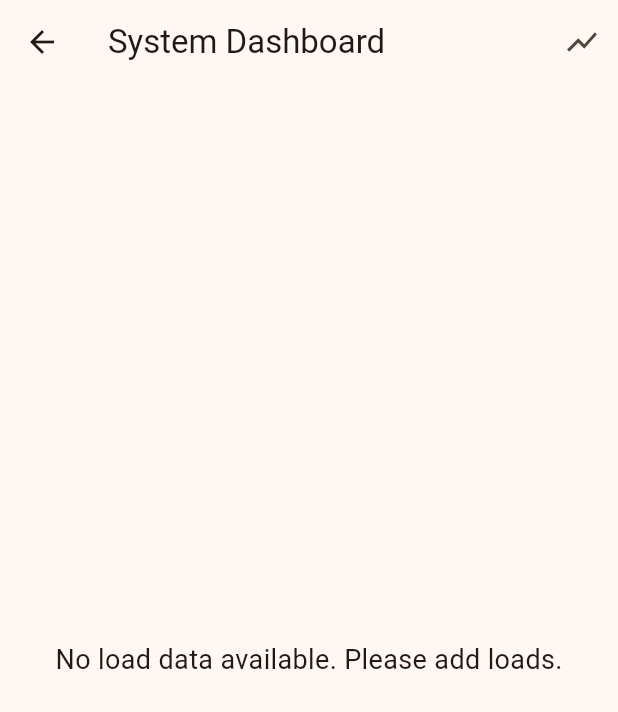
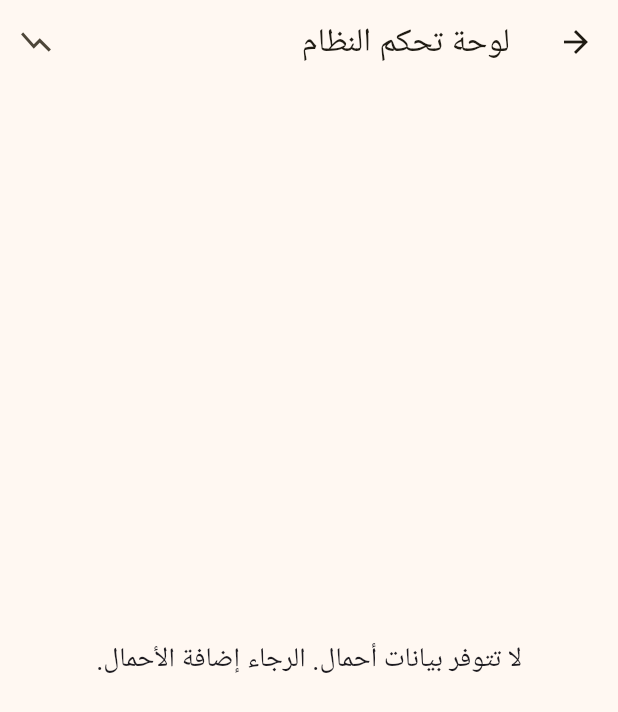
Before and after one commit to techtouchAI/SUN-, a Flutter app: the screen it shows after launch, after a tap on the "analytics" icon, on a phone screen of 412 x 824 dp. Shown: the top 712 px of the screen. Run offline on Flutter 3.47's test engine with Material 3 defaults, Android fonts, the phone set to English and light mode, and no system bars; our stand-ins replace fl_chart, flutter_riverpod, google_fonts; Roboto replaces fonts that are missing (Amiri).

```diff
--- /dev/null
+++ b/lib/logic/app_strings.dart
@@ -0,0 +1,36 @@
+class AppStrings {
+  static const String appTitle = 'حاسبة الطاقة الشمسية';
+
+  // Load Input Screen
+  static const String addElectricalLoads = 'إضافة الأحمال الكهربائية';
+  static const String deviceName = 'اسم الجهاز';
+  static const String pleaseEnterName = 'الرجاء إدخال اسم الجهاز';
+  static const String powerCapacity = 'القدرة/الاستهلاك';
+  static const String enterValue = 'أدخل القيمة';
+  static const String dailyUsageHours = 'الاستهلاك اليومي (ساعات)';
+  static const String enterHours = 'أدخل الساعات';
+  static const String isInverterAC = 'هل المكيف إنفرتر؟';
+  static const String addLoadButton = 'إضافة الحمل';
+  static const String noLoadsAddedYet = 'لم تتم إضافة أي أحمال بعد.';
+  static const String hrsDay = 'ساعات/يوم';
+
+  // Dashboard Screen
+  static const String systemDashboard = 'لوحة تحكم النظام';
+  static const String noLoadDataAvailable = 'لا تتوفر بيانات أحمال. الرجاء إضافة الأحمال.';
+  static const String totalConsumption = 'الاستهلاك الإجمالي';
+  static const String requiredInverter = 'الإنفرتر المطلوب';
+  static const String batteryBank = 'بنك البطاريات';
+  static const String solarPanels = 'الألواح الشمسية';
+  static const String panelsUnit = 'ألواح';
+
+  // Chart Screen
+  static const String dailyProductionCurve = 'منحنى الإنتاج اليومي';
+  static const String noSolarProductionData = 'لا توجد بيانات للإنتاج الشمسي. أضف أحمالاً أولاً.';
+  static const String estimatedSolarProductionVsTime = 'الإنتاج الشمسي المقدر عبر الزمن';
+  static const String yAxisPowerWatts = 'المحور الصادي: القدرة (واط)';
+  static const String dawn = 'الفجر';
+  static const String morning = 'الصباح';
+  static const String noon = 'الظهيرة';
+  static const String afternoon = 'العصر';
+  static const String evening = 'المساء';
+}
--- a/lib/main.dart
+++ b/lib/main.dart
@@ -1,5 +1,8 @@
 import 'package:flutter/material.dart';
+import 'package:flutter_localizations/flutter_localizations.dart';
+import 'package:google_fonts/google_fonts.dart';
 import 'package:flutter_riverpod/flutter_riverpod.dart';
+import 'logic/app_strings.dart';
 import 'screens/load_input_screen.dart';
 
 void main() {
@@ -17,10 +20,22 @@ class MyApp extends StatelessWidget {
   @override
   Widget build(BuildContext context) {
     return MaterialApp(
-      title: 'Solar Calculator',
+      title: AppStrings.appTitle,
+      locale: const Locale('ar', 'AE'),
+      supportedLocales: const [
+        Locale('ar', 'AE'),
+      ],
+      localizationsDelegates: const [
+        GlobalMaterialLocalizations.delegate,
+        GlobalWidgetsLocalizations.delegate,
+        GlobalCupertinoLocalizations.delegate,
+      ],
       theme: ThemeData(
         colorScheme: ColorScheme.fromSeed(seedColor: Colors.amber),
         useMaterial3: true,
+        textTheme: GoogleFonts.amiriTextTheme(
+          Theme.of(context).textTheme,
+        ),
       ),
       home: const LoadInputScreen(),
     );
--- a/lib/screens/chart_screen.dart
+++ b/lib/screens/chart_screen.dart
@@ -2,6 +2,7 @@ import 'package:flutter/material.dart';
 import 'package:fl_chart/fl_chart.dart';
 import 'package:flutter_riverpod/flutter_riverpod.dart';
 import '../logic/providers.dart';
+import '../logic/app_strings.dart';
 
 class ChartScreen extends ConsumerWidget {
   const ChartScreen({super.key});
@@ -12,20 +13,26 @@ class ChartScreen extends ConsumerWidget {
     final curve = result.dailyProductionCurve;
 
     // Time labels: Dawn, Morning, Noon, Afternoon, Evening
-    final timeLabels = ['Dawn', 'Morning', 'Noon', 'Afternoon', 'Evening'];
+    final timeLabels = [
+      AppStrings.dawn,
+      AppStrings.morning,
+      AppStrings.noon,
+      AppStrings.afternoon,
+      AppStrings.evening
+    ];
 
     return Scaffold(
       appBar: AppBar(
-        title: const Text('Daily Production Curve'),
+        title: const Text(AppStrings.dailyProductionCurve),
       ),
       body: result.requiredPanels == 0
-          ? const Center(child: Text('No solar production data. Add loads first.'))
+          ? const Center(child: Text(AppStrings.noSolarProductionData))
           : Padding(
               padding: const EdgeInsets.all(16.0),
               child: Column(
                 children: [
                   const Text(
-                    'Estimated Solar Production vs Time',
+                    AppStrings.estimatedSolarProductionVsTime,
                     style: TextStyle(fontSize: 18, fontWeight: FontWeight.bold),
                   ),
                   const SizedBox(height: 24),
@@ -87,7 +94,7 @@ class ChartScreen extends ConsumerWidget {
                   ),
                   const SizedBox(height: 16),
                   const Text(
-                    'Y-Axis: Power (Watts)',
+                    AppStrings.yAxisPowerWatts,
                     style: TextStyle(fontStyle: FontStyle.italic),
                   ),
                 ],
--- a/lib/screens/dashboard_screen.dart
+++ b/lib/screens/dashboard_screen.dart
@@ -1,6 +1,7 @@
 import 'package:flutter/material.dart';
 import 'package:flutter_riverpod/flutter_riverpod.dart';
 import '../logic/providers.dart';
+import '../logic/app_strings.dart';
 import 'chart_screen.dart';
 
 class DashboardScreen extends ConsumerWidget {
@@ -12,7 +13,7 @@ class DashboardScreen extends ConsumerWidget {
 
     return Scaffold(
       appBar: AppBar(
-        title: const Text('System Dashboard'),
+        title: const Text(AppStrings.systemDashboard),
         actions: [
           IconButton(
             icon: const Icon(Icons.show_chart),
@@ -28,7 +29,7 @@ class DashboardScreen extends ConsumerWidget {
       body: result.totalDailyConsumptionWh == 0
           ? const Center(
               child: Text(
-                'No load data available. Please add loads.',
+                AppStrings.noLoadDataAvailable,
                 style: TextStyle(fontSize: 18),
               ),
             )
@@ -40,27 +41,26 @@ class DashboardScreen extends ConsumerWidget {
                 mainAxisSpacing: 16.0,
                 children: [
                   _buildResultCard(
-                    title: 'Total Consumption',
+                    title: AppStrings.totalConsumption,
                     value: '${(result.totalDailyConsumptionWh / 1000).toStringAsFixed(2)} kWh',
                     icon: Icons.electrical_services,
                     color: Colors.blue,
                   ),
                   _buildResultCard(
-                    title: 'Required Inverter',
+                    title: AppStrings.requiredInverter,
                     value: '${(result.requiredInverterCapacityW / 1000).toStringAsFixed(2)} kW',
                     icon: Icons.power,
                     color: Colors.orange,
                   ),
                   _buildResultCard(
-                    title: 'Battery Bank',
+                    title: AppStrings.batteryBank,
                     value: '${result.requiredBatteryCapacityAh.toStringAsFixed(0)} Ah',
                     icon: Icons.battery_charging_full,
                     color: Colors.green,
                   ),
                   _buildResultCard(
-                    title: 'Solar Panels',
-                    value: '${result.requiredPanels} Panels',
-                    subtitle: '(Assuming 550W each)',
+                    title: AppStrings.solarPanels,
+                    value: '${result.requiredPanels} ${AppStrings.panelsUnit}',
                     icon: Icons.solar_power,
                     color: Colors.amber,
                   ),
--- a/lib/screens/load_input_screen.dart
+++ b/lib/screens/load_input_screen.dart
@@ -2,6 +2,7 @@ import 'package:flutter/material.dart';
 import 'package:flutter_riverpod/flutter_riverpod.dart';
 import '../logic/providers.dart';
 import '../models/load_model.dart';
+import '../logic/app_strings.dart';
 import 'dashboard_screen.dart';
 
 class LoadInputScreen extends ConsumerStatefulWidget {
@@ -59,7 +60,7 @@ class _LoadInputScreenState extends ConsumerState<LoadInputScreen> {
 
     return Scaffold(
       appBar: AppBar(
-        title: const Text('Add Electrical Loads'),
+        title: const Text(AppStrings.addElectricalLoads),
         actions: [
           IconButton(
             icon: const Icon(Icons.analytics),
@@ -87,8 +88,8 @@ class _LoadInputScreenState extends ConsumerState<LoadInputScreen> {
                     children: [
                       TextFormField(
                         controller: _nameController,
-                        decoration: const InputDecoration(labelText: 'Device Name'),
-                        validator: (value) => value!.isEmpty ? 'Please enter a name' : null,
+                        decoration: const InputDecoration(labelText: AppStrings.deviceName),
+                        validator: (value) => value!.isEmpty ? AppStrings.pleaseEnterName : null,
                       ),
                       Row(
                         children: [
@@ -96,9 +97,9 @@ class _LoadInputScreenState extends ConsumerState<LoadInputScreen> {
                             flex: 2,
                             child: TextFormField(
                               controller: _powerValueController,
-                              decoration: const InputDecoration(labelText: 'Power/Capacity'),
+                              decoration: const InputDecoration(labelText: AppStrings.powerCapacity),
                               keyboardType: TextInputType.number,
-                              validator: (value) => value!.isEmpty ? 'Enter value' : null,
+                              validator: (value) => value!.isEmpty ? AppStrings.enterValue : null,
                             ),
                           ),
                           const SizedBox(width: 16),
@@ -123,12 +124,12 @@ class _LoadInputScreenState extends ConsumerState<LoadInputScreen> {
                       ),
                       TextFormField(
                         controller: _dailyHoursController,
-                        decoration: const InputDecoration(labelText: 'Daily Usage (Hours)'),
+                        decoration: const InputDecoration(labelText: AppStrings.dailyUsageHours),
                         keyboardType: TextInputType.number,
-                        validator: (value) => value!.isEmpty ? 'Enter hours' : null,
+                        validator: (value) => value!.isEmpty ? AppStrings.enterHours : null,
                       ),
                       SwitchListTile(
-                        title: const Text('Is Inverter AC?'),
+                        title: const Text(AppStrings.isInverterAC),
                         value: _isInverter,
                         onChanged: _selectedUnit == PowerUnit.ton
                           ? (value) => setState(() => _isInverter = value)
@@ -137,7 +138,7 @@ class _LoadInputScreenState extends ConsumerState<LoadInputScreen> {
                       const SizedBox(height: 16),
                       ElevatedButton(
                         onPressed: _addLoad,
-                        child: const Text('Add Load'),
+                        child: const Text(AppStrings.addLoadButton),
                       ),
                     ],
                   ),
@@ -148,14 +149,13 @@ class _LoadInputScreenState extends ConsumerState<LoadInputScreen> {
           const Divider(),
           Expanded(
             child: loads.isEmpty
-                ? const Center(child: Text('No loads added yet.'))
+                ? const Center(child: Text(AppStrings.noLoadsAddedYet))
                 : ListView.builder(
                     itemCount: loads.length,
                     itemBuilder: (context, index) {
                       final load = loads[index];
                       return ListTile(
                         title: Text(load.name),
-                        subtitle: Text('${load.powerValue} ${load.unit.name} - ${load.dailyUsageHours} hrs/day'),
                         trailing: IconButton(
                           icon: const Icon(Icons.delete, color: Colors.red),
                           onPressed: () {
--- a/pubspec.yaml
+++ b/pubspec.yaml
@@ -38,6 +38,9 @@ dependencies:
   fl_chart: ^1.2.0
   uuid: ^4.5.3
   state_notifier: ^1.0.0
+  flutter_localizations:
+    sdk: flutter
+  google_fonts: ^8.1.0
 
 dev_dependencies:
   flutter_test:
```
Also changed, not shown: pubspec.lock, 3 other files.
